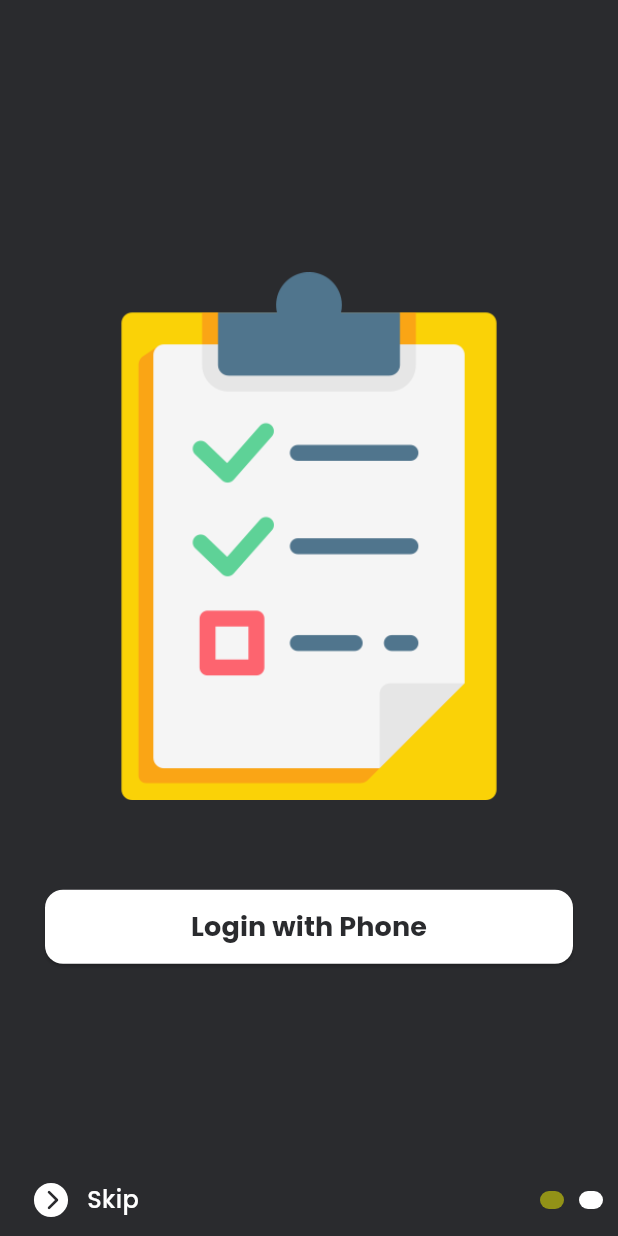
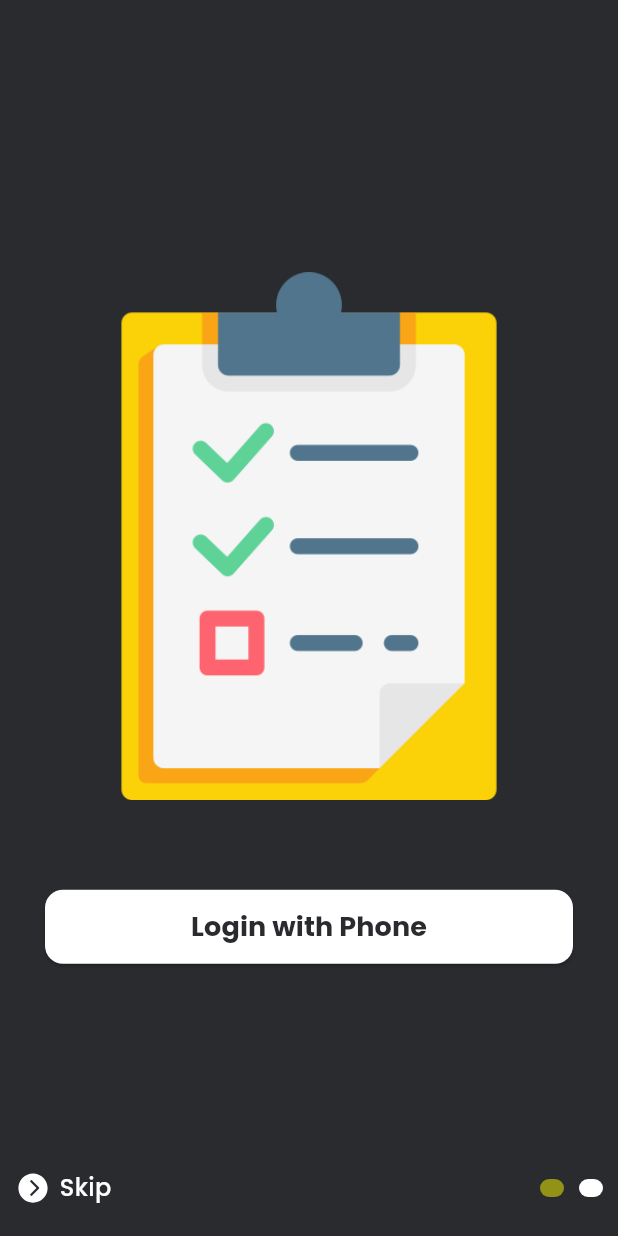
Before and after one commit to muhtar-sgk/TodoAppRiverpod, a Flutter app: the screen it shows after launch, swiped to page 2, on a phone screen of 412 x 824 dp. Run offline on Flutter 3.47's test engine with Material 2 defaults, Android fonts, the phone set to English and light mode, and no system bars; drawn by our look-alikes of smooth_page_indicator; our stand-ins replace flutter_screenutil, flutter_vector_icons, google_fonts.

Commit message:
change icon button to gesture detector

```diff
--- a/lib/features/on_boarding/views/on_boarding_screen.dart
+++ b/lib/features/on_boarding/views/on_boarding_screen.dart
@@ -39,38 +39,36 @@ class _OnBoardingScreenState extends State<OnBoardingScreen> {
     return Scaffold(
       backgroundColor: Colours.darkBackground,
       body: SafeArea(
-        child: Stack(
-          alignment: AlignmentDirectional.bottomCenter,
-          children: [
+        child: Stack(alignment: AlignmentDirectional.bottomCenter, children: [
           PageView(
             controller: pageController,
-            children: const [
-              FirstPage(),
-              SecondPage()
-            ],
+            children: const [FirstPage(), SecondPage()],
           ),
           Padding(
-            padding: const EdgeInsets.symmetric(horizontal: 10),
+            padding: const EdgeInsets.symmetric(horizontal: 10).copyWith(
+              bottom: 20
+            ),
             child: Row(
               mainAxisAlignment: MainAxisAlignment.spaceBetween,
               children: [
-                Row(
-                  children: [
-                    IconButton(
-                        iconSize: 28,
-                        color: Colours.light,
-                        onPressed: () {
+                GestureDetector(
+                  onTap: () {
                     pageController.nextPage(
                         duration: const Duration(milliseconds: 300),
-                            curve: Curves.easeInOut
-                          );
+                        curve: Curves.easeInOut);
                   },
-                        icon: Icon(Ionicons.chevron_forward_circle)),
-                    const FadingText('Skip',
+                  child: Row(
+                    children: const [
+                      Icon(Ionicons.chevron_forward_circle,
+                      color: Colours.light),
+                      WhiteSpace(width: 5),
+                      FadingText(
+                        'Skip',
                         fontSize: 16,
                         fontWeight: FontWeight.w500,
                       )
                     ],
+                  ),
                 ),
                 SmoothPageIndicator(
                   controller: pageController,
@@ -79,8 +77,7 @@ class _OnBoardingScreenState extends State<OnBoardingScreen> {
                       dotHeight: 12,
                       spacing: 10,
                       dotColor: Colours.yellow.withOpacity(.5),
-                    activeDotColor: Colours.light
-                  ),
+                      activeDotColor: Colours.light),
                 )
               ],
             ),
```
Lines whose indentation alone changed are shown as unchanged.
